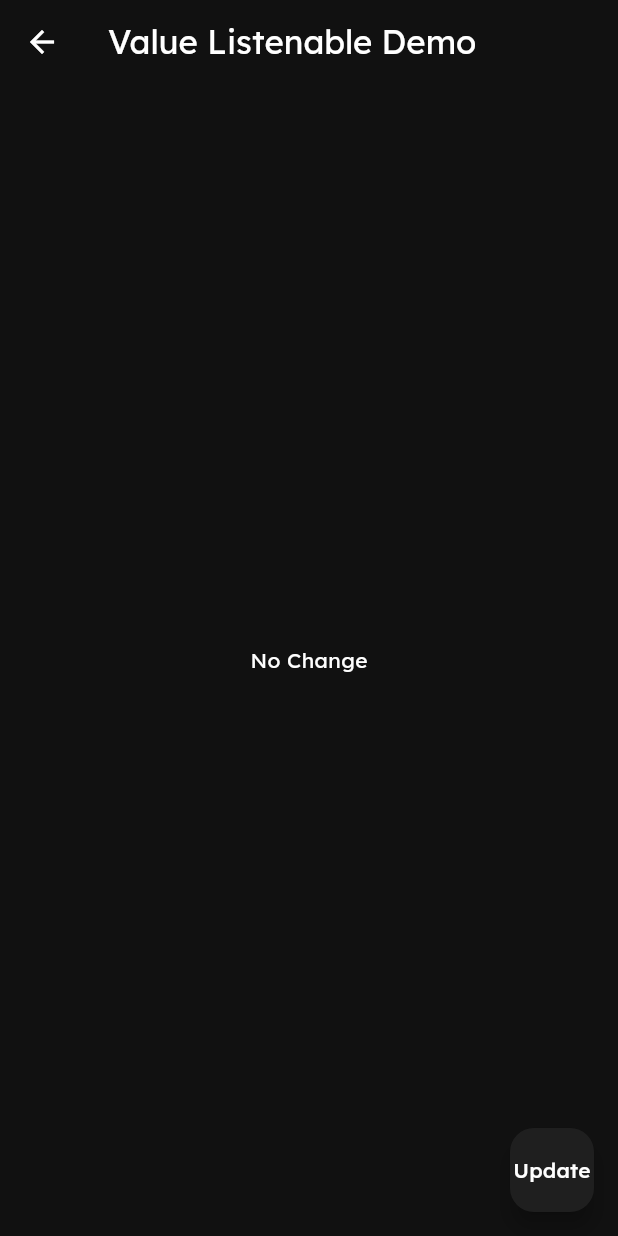
After one commit to rane-siddhesh/flutter_functionalities, a Flutter app: the screen it shows after launch, after a tap on "Value Listener", on a phone screen of 412 x 824 dp. The commit adds this screen. Run offline on Flutter 3.47's test engine with Material 3 defaults, Android fonts, the phone set to English and light mode, and no system bars; our stand-ins replace flutter_riverpod, flutter_svg, flutter_switch, geolocator, google_fonts, image_picker and 1 more; missing offline and left inert: encrypt, no_screenshot.

Commit message:
value listenable notifier

```diff
--- a/lib/dashboard.dart
+++ b/lib/dashboard.dart
@@ -9,6 +9,7 @@ import 'package:layout_builder/layout_builder_demo.dart';
 import 'package:layout_builder/location_demo.dart';
 import 'package:layout_builder/no_screenshot.dart';
 import 'package:layout_builder/notifier/theme_notifier.dart';
+import 'package:layout_builder/value_listenable_demo.dart';
 
 class Dashboard extends ConsumerStatefulWidget {
   const Dashboard({super.key});
@@ -25,6 +26,7 @@ class _DashboardState extends ConsumerState<Dashboard> {
     'Isolate',
     'Camera',
     'Location',
+    'Value Listener',
   ];
 
   @override
@@ -85,6 +87,8 @@ class _DashboardState extends ConsumerState<Dashboard> {
                     destination = CameraDemo();
                   case 5:
                     destination = LocationDemo();
+                  case 6:
+                    destination = ValueListenableDemo();
                 }
                 Navigator.push(
                   context,
--- /dev/null
+++ b/lib/value_listenable_demo.dart
@@ -0,0 +1,28 @@
+import 'package:flutter/material.dart';
+
+class ValueListenableDemo extends StatelessWidget {
+  const ValueListenableDemo({super.key});
+
+  @override
+  Widget build(BuildContext context) {
+
+    final ValueNotifier<String> notifier = ValueNotifier<String>("No Change");
+
+    return Scaffold(appBar: AppBar(
+      title: Text("Value Listenable Demo"),
+    ),
+      body: ValueListenableBuilder(
+        valueListenable: notifier,
+        builder: (context, value, child) {
+          return Center(
+            child: Text("$value"),
+          );
+        }
+      ),
+      floatingActionButton: FloatingActionButton(
+        onPressed: () {
+          notifier.value = "Value change successfully";
+        }, child: Text("Update"),),
+    );
+  }
+}
```
